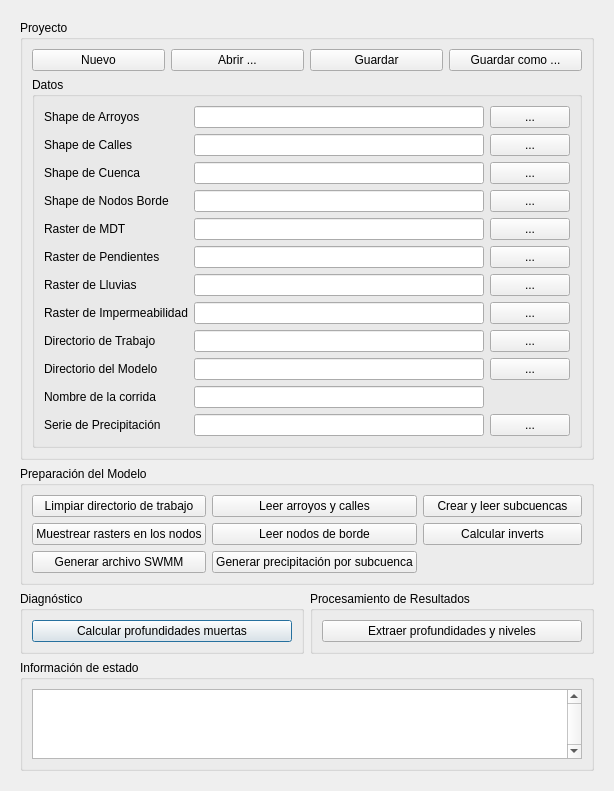
Old version of the form conupy_module_dialog_base.ui in the repository nicolasbadano/conupy.
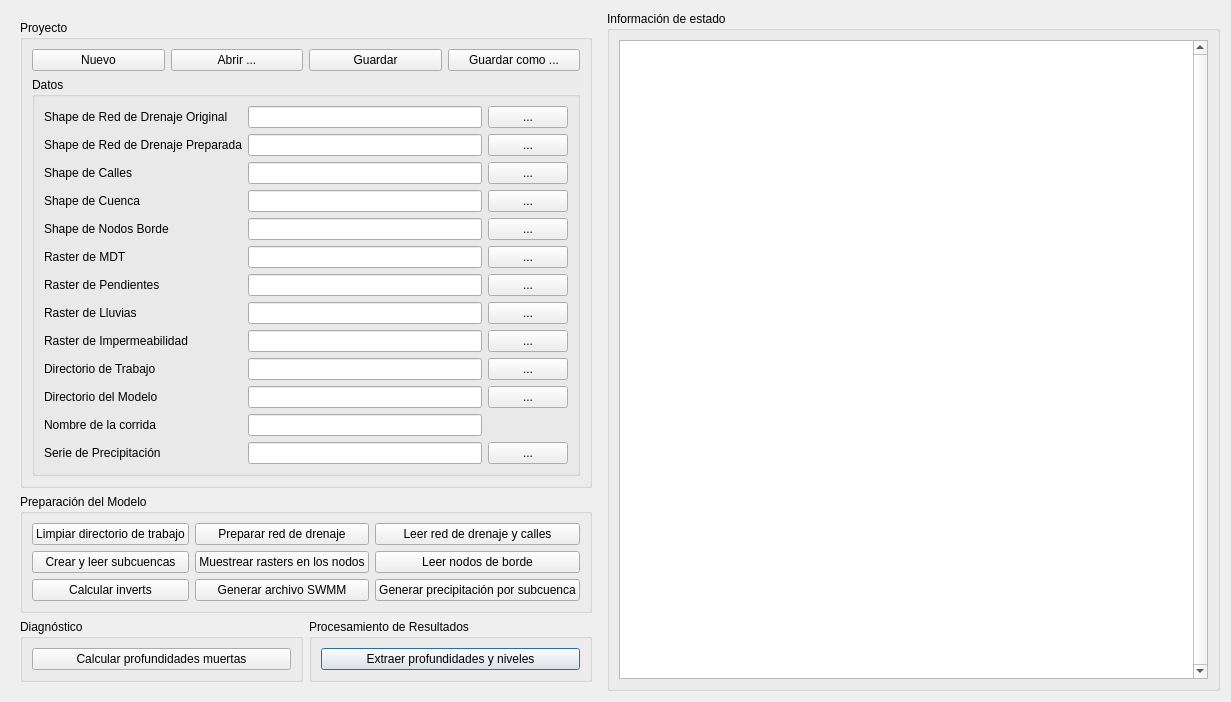
New version of the form.

Commit message: - Add the option of defining depths and levels for the drainage network - Simplify the loading of subcatchments - Optimize the calculation of subcatchment lengths

Diff of the .ui file:
```diff
--- a/conupy_module_dialog_base.ui
+++ b/conupy_module_dialog_base.ui
@@ -6,8 +6,8 @@
    <rect>
     <x>0</x>
     <y>0</y>
-    <width>614</width>
-    <height>791</height>
+    <width>1231</width>
+    <height>681</height>
    </rect>
   </property>
   <property name="windowTitle">
@@ -17,22 +17,6 @@
    <item row="0" column="0">
     <widget class="QWidget" name="widget" native="true">
      <layout class="QGridLayout" name="gridLayout_7">
-      <item row="3" column="0">
-       <widget class="QGroupBox" name="groupBox_3">
-        <property name="title">
-         <string>Diagnóstico</string>
-        </property>
-        <layout class="QGridLayout" name="gridLayout_4">
-         <item row="0" column="0">
-          <widget class="QPushButton" name="btnActionProfMuertas">
-           <property name="text">
-            <string>Calcular profundidades muertas</string>
-           </property>
-          </widget>
-         </item>
-        </layout>
-       </widget>
-      </item>
       <item row="3" column="1">
        <widget class="QGroupBox" name="groupBox_2">
         <property name="title">
@@ -49,12 +33,35 @@
         </layout>
        </widget>
       </item>
+      <item row="3" column="0">
+       <widget class="QGroupBox" name="groupBox_3">
+        <property name="title">
+         <string>Diagnóstico</string>
+        </property>
+        <layout class="QGridLayout" name="gridLayout_4">
+         <item row="0" column="0">
+          <widget class="QPushButton" name="btnActionProfMuertas">
+           <property name="text">
+            <string>Calcular profundidades muertas</string>
+           </property>
+          </widget>
+         </item>
+        </layout>
+       </widget>
+      </item>
       <item row="2" column="0" colspan="2">
        <widget class="QGroupBox" name="groupBox_b">
         <property name="title">
          <string>Preparación del Modelo</string>
         </property>
         <layout class="QGridLayout" name="gridLayout_5">
+         <item row="2" column="2">
+          <widget class="QPushButton" name="btnActionBordes">
+           <property name="text">
+            <string>Leer nodos de borde</string>
+           </property>
+          </widget>
+         </item>
          <item row="0" column="0">
           <widget class="QPushButton" name="btnActionLimpiarWorkspace">
            <property name="text">
@@ -62,49 +69,49 @@
            </property>
           </widget>
          </item>
-         <item row="0" column="1">
+         <item row="0" column="2">
           <widget class="QPushButton" name="btnActionArroyosCalles">
            <property name="text">
-            <string>Leer arroyos y calles</string>
+            <string>Leer red de drenaje y calles</string>
            </property>
           </widget>
          </item>
-         <item row="0" column="2">
+         <item row="2" column="0">
           <widget class="QPushButton" name="btnActionSubcuencas">
            <property name="text">
             <string>Crear y leer subcuencas</string>
            </property>
           </widget>
          </item>
-         <item row="1" column="0">
+         <item row="2" column="1">
           <widget class="QPushButton" name="btnActionSample">
            <property name="text">
             <string>Muestrear rasters en los nodos</string>
            </property>
           </widget>
          </item>
-         <item row="1" column="1">
-          <widget class="QPushButton" name="btnActionBordes">
-           <property name="text">
-            <string>Leer nodos de borde</string>
-           </property>
-          </widget>
-         </item>
-         <item row="1" column="2">
-          <widget class="QPushButton" name="btnActionInverts">
-           <property name="text">
-            <string>Calcular inverts</string>
-           </property>
-          </widget>
-         </item>
-         <item row="3" column="0">
+         <item row="4" column="1">
           <widget class="QPushButton" name="btnActionSWMM">
            <property name="text">
             <string>Generar archivo SWMM</string>
            </property>
           </widget>
          </item>
-         <item row="3" column="1">
+         <item row="4" column="0">
+          <widget class="QPushButton" name="btnActionInverts">
+           <property name="text">
+            <string>Calcular inverts</string>
+           </property>
+          </widget>
+         </item>
+         <item row="0" column="1">
+          <widget class="QPushButton" name="btnActionPrepareDrainageNetwork">
+           <property name="text">
+            <string>Preparar red de drenaje</string>
+           </property>
+          </widget>
+         </item>
+         <item row="4" column="2">
           <widget class="QPushButton" name="btnActionGenerateRain">
            <property name="text">
             <string>Generar precipitación por subcuenca</string>
@@ -154,202 +161,219 @@
             <string>Datos</string>
            </property>
            <layout class="QGridLayout" name="gridLayout_3">
-            <item row="9" column="2">
+            <item row="7" column="3">
+             <widget class="QPushButton" name="btnSlope">
+              <property name="text">
+               <string>...</string>
+              </property>
+             </widget>
+            </item>
+            <item row="10" column="2">
              <widget class="QLineEdit" name="textWorkspace"/>
             </item>
-            <item row="0" column="2">
-             <widget class="QLineEdit" name="textShpFileArroyos"/>
-            </item>
-            <item row="9" column="0">
-             <widget class="QLabel" name="label_9">
-              <property name="text">
-               <string>Directorio de Trabajo</string>
-              </property>
-             </widget>
-            </item>
-            <item row="7" column="2">
-             <widget class="QLineEdit" name="textRasterFileCoeficiente"/>
-            </item>
-            <item row="3" column="2">
-             <widget class="QLineEdit" name="textShpFileCuenca"/>
-            </item>
-            <item row="1" column="2">
-             <widget class="QLineEdit" name="textShpFileCalles"/>
-            </item>
-            <item row="3" column="3">
-             <widget class="QPushButton" name="btnCuenca">
-              <property name="text">
-               <string>...</string>
-              </property>
-             </widget>
-            </item>
-            <item row="5" column="0">
-             <widget class="QLabel" name="label_4">
-              <property name="text">
-               <string>Raster de MDT</string>
-              </property>
-             </widget>
-            </item>
-            <item row="1" column="0">
-             <widget class="QLabel" name="label">
-              <property name="text">
-               <string>Shape de Calles</string>
-              </property>
-             </widget>
-            </item>
-            <item row="3" column="0">
-             <widget class="QLabel" name="label_2">
-              <property name="text">
-               <string>Shape de Cuenca</string>
-              </property>
-             </widget>
-            </item>
-            <item row="0" column="0">
-             <widget class="QLabel" name="label_3">
-              <property name="text">
-               <string>Shape de Arroyos</string>
-              </property>
-             </widget>
-            </item>
             <item row="8" column="2">
+             <widget class="QLineEdit" name="textRasterFileCoeficiente"/>
+            </item>
+            <item row="9" column="2">
              <widget class="QLineEdit" name="textRasterFileImpermeabilidad"/>
             </item>
-            <item row="7" column="0">
-             <widget class="QLabel" name="label_6">
-              <property name="text">
-               <string>Raster de Lluvias</string>
-              </property>
-             </widget>
-            </item>
-            <item row="0" column="3">
-             <widget class="QPushButton" name="btnArroyos">
-              <property name="text">
-               <string>...</string>
-              </property>
-             </widget>
-            </item>
-            <item row="1" column="3">
-             <widget class="QPushButton" name="btnCalles">
-              <property name="text">
-               <string>...</string>
-              </property>
-             </widget>
-            </item>
-            <item row="5" column="2">
-             <widget class="QLineEdit" name="textRasterFileDEM"/>
-            </item>
-            <item row="6" column="2">
+            <item row="7" column="2">
              <widget class="QLineEdit" name="textRasterFileSlope"/>
             </item>
-            <item row="4" column="0">
-             <widget class="QLabel" name="label_7">
-              <property name="text">
-               <string>Shape de Nodos Borde</string>
-              </property>
-             </widget>
-            </item>
-            <item row="4" column="3">
-             <widget class="QPushButton" name="btnNodosBorde">
+            <item row="6" column="3">
+             <widget class="QPushButton" name="btnMDE">
               <property name="text">
                <string>...</string>
               </property>
              </widget>
             </item>
-            <item row="4" column="2">
+            <item row="6" column="2">
+             <widget class="QLineEdit" name="textRasterFileDEM"/>
+            </item>
+            <item row="5" column="2">
              <widget class="QLineEdit" name="textShpFileNodosBorde"/>
             </item>
-            <item row="8" column="0">
-             <widget class="QLabel" name="label_8">
-              <property name="text">
-               <string>Raster de Impermeabilidad</string>
-              </property>
-             </widget>
-            </item>
-            <item row="6" column="0">
+            <item row="7" column="0">
              <widget class="QLabel" name="label_5">
               <property name="text">
                <string>Raster de Pendientes</string>
               </property>
              </widget>
             </item>
-            <item row="10" column="2">
+            <item row="11" column="2">
              <widget class="QLineEdit" name="textModelDirectory"/>
             </item>
-            <item row="9" column="3">
-             <widget class="QPushButton" name="btnWorkspace">
-              <property name="text">
-               <string>...</string>
-              </property>
-             </widget>
-            </item>
-            <item row="7" column="3">
+            <item row="8" column="3">
              <widget class="QPushButton" name="btnCoeficiente">
               <property name="text">
                <string>...</string>
               </property>
              </widget>
             </item>
+            <item row="4" column="0">
+             <widget class="QLabel" name="label_2">
+              <property name="text">
+               <string>Shape de Cuenca</string>
+              </property>
+             </widget>
+            </item>
+            <item row="4" column="3">
+             <widget class="QPushButton" name="btnCuenca">
+              <property name="text">
+               <string>...</string>
+              </property>
+             </widget>
+            </item>
             <item row="10" column="3">
-             <widget class="QPushButton" name="btnModelDirectory">
+             <widget class="QPushButton" name="btnWorkspace">
               <property name="text">
                <string>...</string>
               </property>
              </widget>
             </item>
-            <item row="8" column="3">
+            <item row="5" column="0">
+             <widget class="QLabel" name="label_7">
+              <property name="text">
+               <string>Shape de Nodos Borde</string>
+              </property>
+             </widget>
+            </item>
+            <item row="8" column="0">
+             <widget class="QLabel" name="label_6">
+              <property name="text">
+               <string>Raster de Lluvias</string>
+              </property>
+             </widget>
+            </item>
+            <item row="9" column="3">
              <widget class="QPushButton" name="btnImpermeabilidad">
               <property name="text">
                <string>...</string>
               </property>
              </widget>
             </item>
-            <item row="6" column="3">
-             <widget class="QPushButton" name="btnSlope">
+            <item row="10" column="0">
+             <widget class="QLabel" name="label_9">
               <property name="text">
+               <string>Directorio de Trabajo</string>
+              </property>
+             </widget>
+            </item>
+            <item row="4" column="2">
+             <widget class="QLineEdit" name="textShpFileCuenca"/>
+            </item>
+            <item row="2" column="3">
+             <widget class="QPushButton" name="btnCalles">
+              <property name="text">
                <string>...</string>
               </property>
              </widget>
             </item>
+            <item row="0" column="0">
+             <widget class="QLabel" name="label_3">
+              <property name="text">
+               <string>Shape de Red de Drenaje Original</string>
+              </property>
+             </widget>
+            </item>
+            <item row="6" column="0">
+             <widget class="QLabel" name="label_4">
+              <property name="text">
+               <string>Raster de MDT</string>
+              </property>
+             </widget>
+            </item>
+            <item row="2" column="0">
+             <widget class="QLabel" name="label">
+              <property name="text">
+               <string>Shape de Calles</string>
+              </property>
+             </widget>
+            </item>
+            <item row="0" column="3">
+             <widget class="QPushButton" name="btnDrainageNetworkOriginal">
+              <property name="text">
+               <string>...</string>
+              </property>
+             </widget>
+            </item>
+            <item row="2" column="2">
+             <widget class="QLineEdit" name="textShpFileCalles"/>
+            </item>
             <item row="5" column="3">
-             <widget class="QPushButton" name="btnMDE">
+             <widget class="QPushButton" name="btnNodosBorde">
               <property name="text">
                <string>...</string>
               </property>
              </widget>
             </item>
-            <item row="11" column="0">
+            <item row="11" column="3">
+             <widget class="QPushButton" name="btnModelDirectory">
+              <property name="text">
+               <string>...</string>
+              </property>
+             </widget>
+            </item>
+            <item row="9" column="0">
+             <widget class="QLabel" name="label_8">
+              <property name="text">
+               <string>Raster de Impermeabilidad</string>
+              </property>
+             </widget>
+            </item>
+            <item row="12" column="0">
              <widget class="QLabel" name="label_11">
               <property name="text">
                <string>Nombre de la corrida</string>
               </property>
              </widget>
             </item>
-            <item row="10" column="0">
+            <item row="11" column="0">
              <widget class="QLabel" name="label_10">
               <property name="text">
                <string>Directorio del Modelo</string>
               </property>
              </widget>
             </item>
-            <item row="12" column="0">
+            <item row="13" column="2">
+             <widget class="QLineEdit" name="textRainFileName"/>
+            </item>
+            <item row="12" column="2">
+             <widget class="QLineEdit" name="textModelFileName"/>
+            </item>
+            <item row="13" column="0">
              <widget class="QLabel" name="label_12">
               <property name="text">
                <string>Serie de Precipitación</string>
               </property>
              </widget>
             </item>
-            <item row="12" column="2">
-             <widget class="QLineEdit" name="textRainFileName"/>
-            </item>
-            <item row="12" column="3">
+            <item row="13" column="3">
              <widget class="QPushButton" name="btnRain">
               <property name="text">
                <string>...</string>
               </property>
              </widget>
             </item>
-            <item row="11" column="2">
-             <widget class="QLineEdit" name="textModelFileName"/>
+            <item row="0" column="2">
+             <widget class="QLineEdit" name="textShpFileDrainageNetworkOriginal"/>
+            </item>
+            <item row="1" column="0">
+             <widget class="QLabel" name="label_13">
+              <property name="text">
+               <string>Shape de Red de Drenaje Preparada</string>
+              </property>
+             </widget>
+            </item>
+            <item row="1" column="3">
+             <widget class="QPushButton" name="btnDrainageNetworkPrepared">
+              <property name="text">
+               <string>...</string>
+              </property>
+             </widget>
+            </item>
+            <item row="1" column="2">
+             <widget class="QLineEdit" name="textShpFileDrainageNetworkPrepared"/>
             </item>
            </layout>
           </widget>
@@ -357,20 +381,20 @@
         </layout>
        </widget>
       </item>
-      <item row="5" column="0" colspan="2">
-       <widget class="QGroupBox" name="groupBox_c">
-        <property name="title">
-         <string>Información de estado</string>
+     </layout>
+    </widget>
+   </item>
+   <item row="0" column="1">
+    <widget class="QGroupBox" name="groupBox_c">
+     <property name="title">
+      <string>Información de estado</string>
+     </property>
+     <layout class="QGridLayout" name="gridLayout_6">
+      <item row="2" column="0">
+       <widget class="QTextEdit" name="textInfo">
+        <property name="verticalScrollBarPolicy">
+         <enum>Qt::ScrollBarAlwaysOn</enum>
         </property>
-        <layout class="QGridLayout" name="gridLayout_6">
-         <item row="2" column="0">
-          <widget class="QTextEdit" name="textInfo">
-           <property name="verticalScrollBarPolicy">
-            <enum>Qt::ScrollBarAlwaysOn</enum>
-           </property>
-          </widget>
-         </item>
-        </layout>
        </widget>
       </item>
      </layout>
```
The commit also changes 2 other files.
